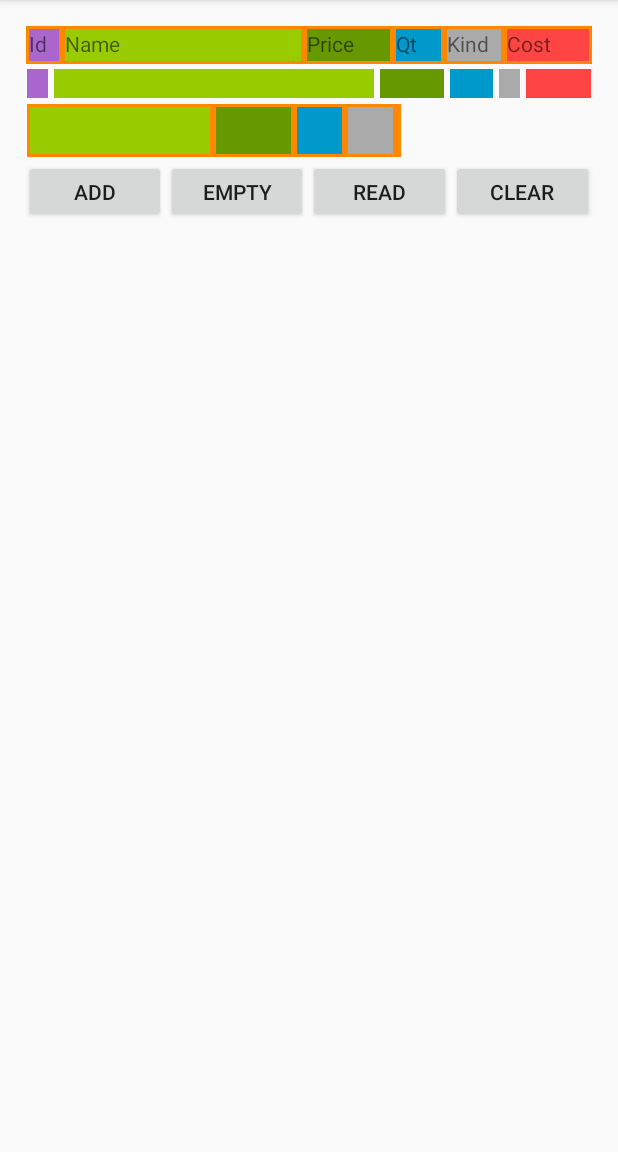
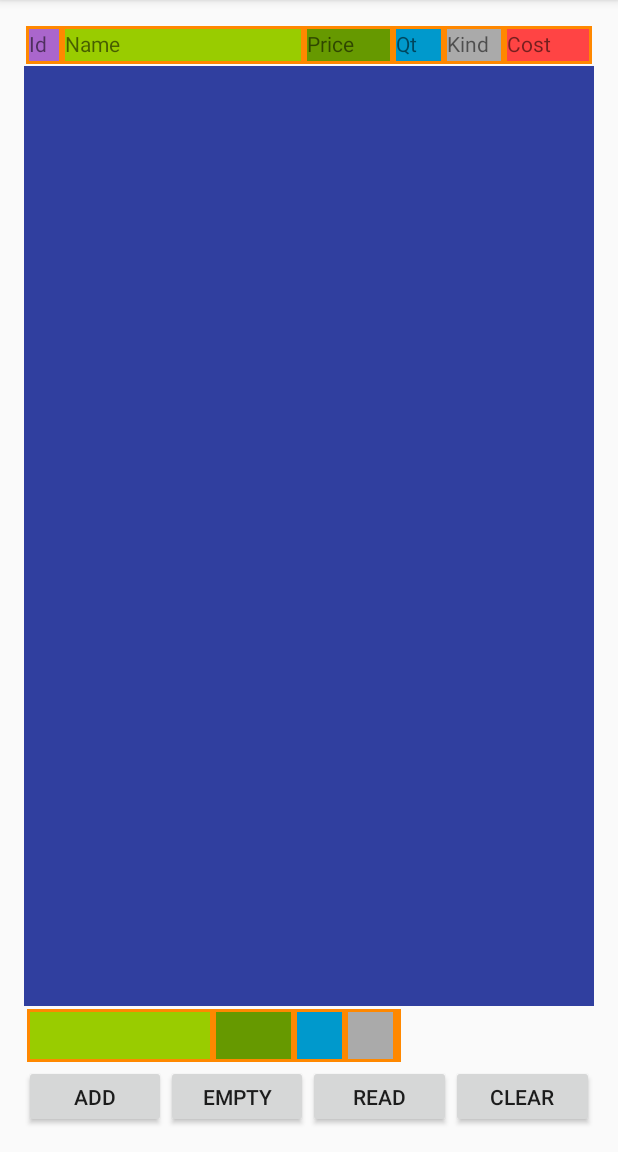
Before and after one commit to vmarch/ShoppingList, an Android app: the screen it shows after launch (MainActivity), after a tap on "READ", on a phone screen of 412 x 824 dp, the part 84-1236 px from its top. Run offline under Robolectric (Android 15) with nearby library versions, the phone set to English and light mode, and no system bars; 2 statements that could not run were skipped.

Commit message:
03.03.2017

```diff
--- a/app/build.gradle
+++ b/app/build.gradle
@@ -26,4 +26,5 @@ dependencies {
     })
     compile 'com.android.support:appcompat-v7:25.2.0'
     testCompile 'junit:junit:4.12'
+    compile 'com.android.support:recyclerview-v7:25.1.1'
 }
--- a/app/src/main/java/com/example/user/sqliteproj/DBHelper.java
+++ b/app/src/main/java/com/example/user/sqliteproj/DBHelper.java
@@ -1,12 +1,11 @@
 package com.example.user.sqliteproj;
-
 
 import android.content.Context;
 import android.database.sqlite.SQLiteDatabase;
 import android.database.sqlite.SQLiteOpenHelper;
 
 public class DBHelper extends SQLiteOpenHelper {
-
+    Context context;
 
     public static final int DATABASE_VERSION = 1;
     public static final String DATABASE_NAME = "listbuyDB";
@@ -22,14 +21,14 @@ public class DBHelper extends SQLiteOpenHelper {
 
     public DBHelper(Context context) {
         super(context, DATABASE_NAME, null, DATABASE_VERSION);
-
+        this.context = context;
     }
 
     @Override
     public void onCreate(SQLiteDatabase db) {
         db.execSQL("create table " + TABLE_LISTBUY
                 + "("
-                + KEY_ID + " integer primary key,"
+                + KEY_ID + " integer primary key autoincrement,"
                 + KEY_NAME + " text,"
                 + KEY_PRICE + " double,"
                 + KEY_QUANTITY + " double,"
--- a/app/src/main/java/com/example/user/sqliteproj/MainActivity.java
+++ b/app/src/main/java/com/example/user/sqliteproj/MainActivity.java
@@ -1,10 +1,13 @@
 package com.example.user.sqliteproj;
 
 import android.content.ContentValues;
+import android.content.Context;
 import android.database.Cursor;
 import android.database.sqlite.SQLiteDatabase;
 import android.support.v7.app.AppCompatActivity;
 import android.os.Bundle;
+import android.support.v7.widget.LinearLayoutManager;
+import android.support.v7.widget.RecyclerView;
 import android.util.Log;
 import android.view.View;
 import android.widget.Button;
@@ -12,13 +15,21 @@ import android.widget.EditText;
 import android.widget.TextView;
 import android.widget.Toast;
 
+import java.util.ArrayList;
+import java.util.List;
+
 public class MainActivity extends AppCompatActivity implements View.OnClickListener {
-    private static final String LOG_TAG = "myLogs";
+
     Button btnAdd, btnEmpty, btnRead, btnClear;
-    TextView tvNameId, tvNameName, tvNamePrice, tvNameQuantity, tvNameKind, tvNameCost,
-            tvRecId, tvRecName, tvRecPrice, tvRecQuantity, tvRecKind, tvRecCost;
+    TextView tvNameId, tvNameName, tvNamePrice, tvNameQuantity, tvNameKind, tvNameCost;
     EditText tvName, tvPrice, tvQuantity, tvKind;
     DBHelper dbHelper;
+    private RecyclerView mRecyclerView;
+    private RecyclerView.Adapter mAdapter;
+    private RecyclerView.LayoutManager mLayoutManager;
+    private List<Product> mDataset;
+
+    Context context;
 
 
     @Override
@@ -32,13 +43,6 @@ public class MainActivity extends AppCompatActivity implements View.OnClickListe
         tvNameQuantity = (TextView) findViewById(R.id.tvNameQuantity);
         tvNameKind = (TextView) findViewById(R.id.tvNameKind);
         tvNameCost = (TextView) findViewById(R.id.tvNameCost);
-
-        tvRecId = (TextView) findViewById(R.id.tvRecId);
-        tvRecName = (TextView) findViewById(R.id.tvRecName);
-        tvRecPrice = (TextView) findViewById(R.id.tvRecPrice);
-        tvRecQuantity = (TextView) findViewById(R.id.tvRecQuantity);
-        tvRecKind = (TextView) findViewById(R.id.tvRecKind);
-        tvRecCost = (TextView) findViewById(R.id.tvRecCost);
 
         tvName = (EditText) findViewById(R.id.tvName);
         tvPrice = (EditText) findViewById(R.id.tvPrice);
@@ -57,10 +61,22 @@ public class MainActivity extends AppCompatActivity implements View.OnClickListe
         btnClear = (Button) findViewById(R.id.btnClear);
         btnClear.setOnClickListener(this);
 
+        mDataset = new ArrayList<>();
+
+        mRecyclerView = (RecyclerView) findViewById(R.id.my_rec_view);
+
+        mLayoutManager = new LinearLayoutManager(this);
+        mRecyclerView.setLayoutManager(mLayoutManager);
+
+        mAdapter = new MyAdapter(context, mDataset);
+        mRecyclerView.setAdapter(mAdapter);
+
         dbHelper = new DBHelper(this);
+
     }
 
 
+    //    for Buttons BD!!!!!!!!!!!
     @Override
     public void onClick(View view) {
         SQLiteDatabase database = dbHelper.getWritableDatabase();
@@ -71,8 +87,8 @@ public class MainActivity extends AppCompatActivity implements View.OnClickListe
         String quantity = tvQuantity.getText().toString();
         String kind = tvKind.getText().toString();
 
+
         switch (view.getId()) {
-
             case R.id.btnAdd:
                 if (name.isEmpty() || price.isEmpty() || quantity.isEmpty()) {
                     Toast toast = Toast.makeText(getApplicationContext(),
@@ -80,13 +96,17 @@ public class MainActivity extends AppCompatActivity implements View.OnClickListe
                     toast.show();
 
                 } else {
+                    cv.put(DBHelper.KEY_NAME, name);
+                    cv.put(DBHelper.KEY_PRICE, price);
+                    cv.put(DBHelper.KEY_QUANTITY, quantity);
+                    cv.put(DBHelper.KEY_KIND, kind);
 
-                    cv.put("name", name);
-                    cv.put("price", price);
-                    cv.put("quantity", quantity);
-                    cv.put("kind", kind);
-                    cv.put("cost", 0.0);
-                    database.insert("listbuy", null, cv);
+                    database.insert(DBHelper.TABLE_LISTBUY, null, cv);
+//                    fillProduct();
+//                    tvName.setText("");
+//                    tvPrice.setText("");
+//                    tvQuantity.setText("");
+//                    tvKind.setText("");
                 }
                 break;
 
@@ -98,39 +118,55 @@ public class MainActivity extends AppCompatActivity implements View.OnClickListe
                 break;
 
             case R.id.btnRead:
-
-                Cursor c = database.query("listbuy", null, null, null, null, null, null);
-
-                if (c.moveToFirst()) {
-
-                    int idColIndex = c.getColumnIndex("_id");
-                    int nameColIndex = c.getColumnIndex("name");
-                    int priceColIndex = c.getColumnIndex("price");
-                    int quantityColIndex = c.getColumnIndex("quantity");
-                    int kindColIndex = c.getColumnIndex("kind");
-                    int costColIndex = c.getColumnIndex("cost");
-
-                    do {
-
-                        Log.d(LOG_TAG,
-                                "ID = " + c.getInt(idColIndex) +
-                                        ", name = " + c.getString(nameColIndex) +
-                                        ", price = " + c.getDouble(priceColIndex) +
-                                        ", quantity = " + c.getDouble(quantityColIndex) +
-                                        ", kind = " + c.getInt(kindColIndex) +
-                                        ", cost = " + c.getDouble(costColIndex));
-
-                    } while (c.moveToNext());
-                } else
-                    Log.d(LOG_TAG, "0 rows");
-                c.close();
-
+                fillProduct();
                 break;
 
             case R.id.btnClear:
-                database.delete("listbuy", null, null);
+                database.delete(DBHelper.TABLE_LISTBUY, null, null);
                 break;
 
         }
+        dbHelper.close();
+
     }
+
+    private void fillProduct() {
+        SQLiteDatabase database = dbHelper.getWritableDatabase();
+        Cursor cursor = database.query(DBHelper.TABLE_LISTBUY, null, null, null, null, null, null);
+
+        if (cursor.moveToFirst()) {
+
+            int idIndex = cursor.getColumnIndex(DBHelper.KEY_ID);
+            int nameIndex = cursor.getColumnIndex(DBHelper.KEY_NAME);
+            int priceIndex = cursor.getColumnIndex(DBHelper.KEY_PRICE);
+            int quantityIndex = cursor.getColumnIndex(DBHelper.KEY_QUANTITY);
+            int kindIndex = cursor.getColumnIndex(DBHelper.KEY_KIND);
+            int costIndex = cursor.getColumnIndex(DBHelper.KEY_COST);
+
+            do {
+                Product produc = new Product(
+                        cursor.getInt(idIndex),
+                        cursor.getString(nameIndex),
+                        cursor.getDouble(priceIndex),
+                        cursor.getDouble(quantityIndex),
+                        cursor.getInt(kindIndex),
+                        cursor.getDouble(costIndex));
+
+                mDataset.add(produc);
+
+                Log.d("mLog", "ID = " + cursor.getInt(idIndex) +
+                        ", name = " + cursor.getString(nameIndex) +
+                        ", price = " + cursor.getDouble(priceIndex) +
+                        ", quantity = " + cursor.getDouble(quantityIndex) +
+                        ", kind = " + cursor.getInt(kindIndex) +
+                        ", cost = " + cursor.getDouble(costIndex));
+            } while (cursor.moveToNext());
+
+        } else Log.d("mLog", "0 rows");
+
+        cursor.close();
+        dbHelper.close();
+
+    }
+
 }
--- a/app/src/main/res/layout/activity_main.xml
+++ b/app/src/main/res/layout/activity_main.xml
@@ -75,76 +75,17 @@
     </LinearLayout>
 
 
-    <!--<android.support.v7.widget.RecyclerView-->
-    <!--android:id="@+id/my_rec_view"-->
-    <!--android:layout_width="match_parent"-->
-    <!--android:layout_height="186dp"-->
-    <!--android:layout_weight="0.93"-->
-    <!--android:background="@color/colorPrimaryDark"-->
-    <!--android:scrollbars="vertical">-->
+    <android.support.v7.widget.RecyclerView
+    android:id="@+id/my_rec_view"
+    android:layout_width="match_parent"
+    android:layout_height="186dp"
+    android:layout_weight="0.93"
+    android:background="@color/colorPrimaryDark"
+    android:scrollbars="vertical">
 
-    <!--</android.support.v7.widget.RecyclerView>-->
+    </android.support.v7.widget.RecyclerView>
 
-    <LinearLayout
-        android:layout_width="match_parent"
-        android:layout_height="wrap_content"
-        android:orientation="horizontal">
 
-        <TextView
-            android:id="@+id/tvRecId"
-            android:layout_width="wrap_content"
-            android:layout_height="match_parent"
-            android:layout_margin="2dp"
-            android:layout_weight="1"
-            android:background="@android:color/holo_purple"
-            tools:text="Id" />
-
-        <TextView
-            android:id="@+id/tvRecName"
-            android:layout_width="wrap_content"
-            android:layout_height="match_parent"
-            android:layout_margin="2dp"
-            android:layout_weight="15"
-            android:background="@android:color/holo_green_light"
-            tools:text="Name" />
-
-        <TextView
-            android:id="@+id/tvRecPrice"
-            android:layout_width="wrap_content"
-            android:layout_height="match_parent"
-            android:layout_margin="2dp"
-            android:layout_weight="3"
-            android:background="@android:color/holo_green_dark"
-            tools:text="Price" />
-
-        <TextView
-            android:id="@+id/tvRecQuantity"
-            android:layout_width="wrap_content"
-            android:layout_height="match_parent"
-            android:layout_margin="2dp"
-            android:layout_weight="2"
-            android:background="@android:color/holo_blue_dark"
-            tools:text="Qt" />
-
-        <TextView
-            android:id="@+id/tvRecKind"
-            android:layout_width="wrap_content"
-            android:layout_height="match_parent"
-            android:layout_margin="2dp"
-            android:layout_weight="1"
-            android:background="@android:color/darker_gray"
-            tools:text="Kind" />
-
-        <TextView
-            android:id="@+id/tvRecCost"
-            android:layout_width="wrap_content"
-            android:layout_height="match_parent"
-            android:layout_margin="2dp"
-            android:layout_weight="3"
-            android:background="@android:color/holo_red_light"
-            tools:text="Cost" />
-
-    </LinearLayout>
 
     <LinearLayout
         android:layout_width="249dp"
@@ -190,6 +131,8 @@
 
     </LinearLayout>
 
+
+
     <LinearLayout
         android:layout_width="match_parent"
         android:layout_height="42dp"
--- a/build.gradle
+++ b/build.gradle
@@ -5,7 +5,8 @@ buildscript {
         jcenter()
     }
     dependencies {
-        classpath 'com.android.tools.build:gradle:2.2.3'
+        classpath 'com.android.tools.build:gradle:2.3.0'
+
 
         // NOTE: Do not place your application dependencies here; they belong
         // in the individual module build.gradle files
```
Also changed, not shown: app/src/main/res/layout/rec_view_layout.xml (+50 -50 lines), gradle/wrapper/gradle-wrapper.properties.
